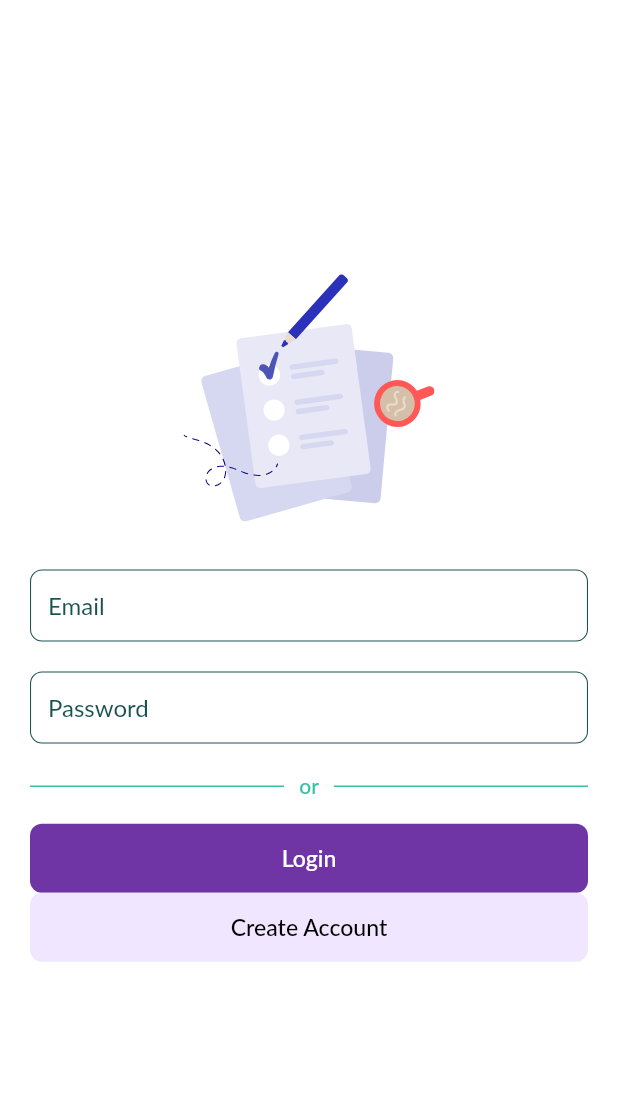
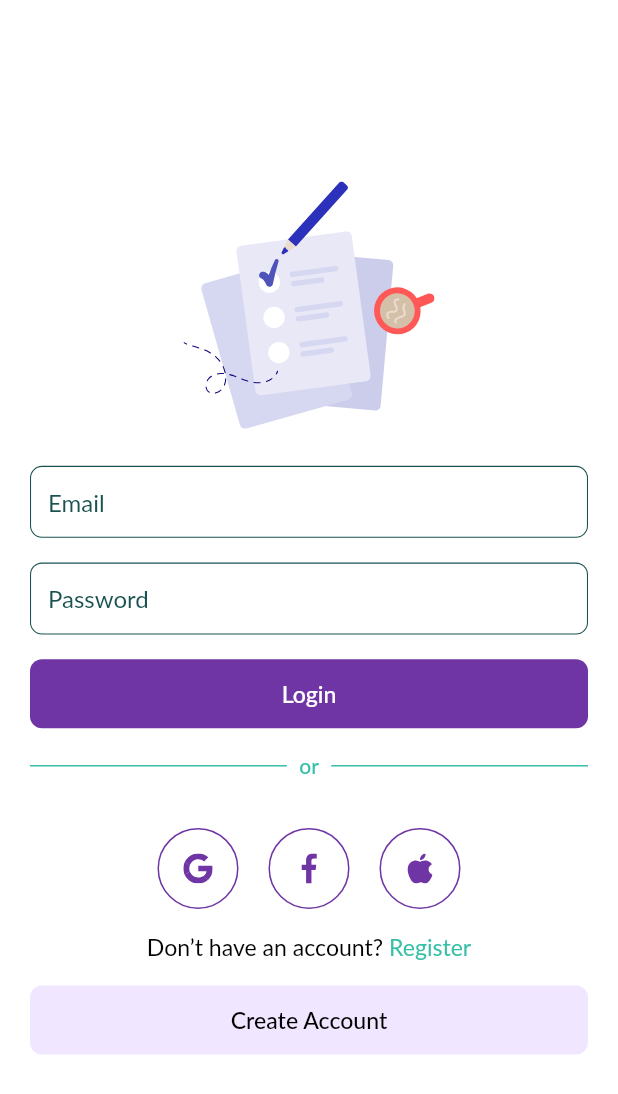
Before and after one commit to renankanu/app_todo, a Flutter app: the screen it shows after launch, on a phone screen of 412 x 824 dp. Shown: the top 1094 px of the screen. Run offline on Flutter 3.47's test engine with Material 2 defaults, Android fonts, the phone set to English and light mode, and no system bars; our stand-ins replace cloud_firestore, firebase_auth, firebase_core, flutter_svg; accounts and stored records are empty; Roboto replaces fonts that are missing (Lato).

```diff
--- a/lib/app/screens/login/login_screen.dart
+++ b/lib/app/screens/login/login_screen.dart
@@ -1,3 +1,5 @@
+import 'package:app_todo/app/screens/login/widget/no_account_text.dart';
+import 'package:app_todo/app/screens/login/widget/social_icon.dart';
 import 'package:app_todo/app/services/auth.dart';
 import 'package:app_todo/app/utils/size_config.dart';
 import 'package:app_todo/app/widgets/rounded_button.dart';
@@ -41,42 +43,17 @@ class _LoginScreenState extends State<LoginScreen> {
                     "assets/images/login.svg",
                     height: size.height * 0.20,
                   ),
-                  const SizedBox(
-                    height: 32,
-                  ),
+                  SizedBox(height: SizeConfig.screenHeight * 0.03),
                   RoundedInputField(
                     key: const ValueKey("username"),
                     hintText: "Email",
                     controller: _emailController,
                     keyboardType: TextInputType.emailAddress,
                   ),
-                  const SizedBox(
-                    height: 20,
-                  ),
+                  SizedBox(height: SizeConfig.screenHeight * 0.02),
                   RoundedPasswordField(
                     key: const ValueKey("password"),
                     controller: _passwordController,
-                  ),
-                  const SizedBox(
-                    height: 20,
-                  ),
-                  Row(
-                    mainAxisAlignment: MainAxisAlignment.center,
-                    children: <Widget>[
-                      const Expanded(
-                        child: Divider(thickness: 1, color: kPuertoRico),
-                      ),
-                      const SizedBox(width: 10),
-                      const Text(
-                        'or',
-                        style: TextStyle(
-                            color: kPuertoRico, fontWeight: FontWeight.w500),
-                      ),
-                      const SizedBox(width: 10),
-                      const Expanded(
-                        child: Divider(thickness: 1, color: kPuertoRico),
-                      ),
-                    ],
                   ),
                   SizedBox(height: SizeConfig.screenHeight * 0.02),
                   RoundedButton(
@@ -100,6 +77,46 @@ class _LoginScreenState extends State<LoginScreen> {
                       }
                     },
                   ),
+                  SizedBox(height: SizeConfig.screenHeight * 0.02),
+                  Row(
+                    mainAxisAlignment: MainAxisAlignment.center,
+                    children: <Widget>[
+                      const Expanded(
+                        child: Divider(thickness: 1, color: kPuertoRico),
+                      ),
+                      SizedBox(width: SizeConfig.screenWidth * 0.02),
+                      const Text(
+                        'or',
+                        style: TextStyle(
+                            color: kPuertoRico, fontWeight: FontWeight.w500),
+                      ),
+                      SizedBox(width: SizeConfig.screenWidth * 0.02),
+                      const Expanded(
+                        child: Divider(thickness: 1, color: kPuertoRico),
+                      ),
+                    ],
+                  ),
+                  SizedBox(height: SizeConfig.screenHeight * 0.04),
+                  Row(
+                    mainAxisAlignment: MainAxisAlignment.center,
+                    children: [
+                      SocalIcon(
+                        iconSrc: "assets/icons/google.svg",
+                        press: () {},
+                      ),
+                      SocalIcon(
+                        iconSrc: "assets/icons/facebook.svg",
+                        press: () {},
+                      ),
+                      SocalIcon(
+                        iconSrc: "assets/icons/apple.svg",
+                        press: () {},
+                      ),
+                    ],
+                  ),
+                  SizedBox(height: SizeConfig.screenHeight * 0.02),
+                  const NoAccountText(),
+                  SizedBox(height: SizeConfig.screenHeight * 0.02),
                   RoundedButton(
                     key: const ValueKey("createAccount"),
                     text: "Create Account",
--- /dev/null
+++ b/lib/app/screens/login/widget/no_account_text.dart
@@ -0,0 +1,37 @@
+import 'package:app_todo/app/screens/register/register_screen.dart';
+import 'package:app_todo/app/utils/size_config.dart';
+import 'package:flutter/material.dart';
+
+import '../../../../constants.dart';
+
+class NoAccountText extends StatelessWidget {
+  const NoAccountText({
+    Key key,
+  }) : super(key: key);
+
+  @override
+  Widget build(BuildContext context) {
+    return Row(
+      mainAxisAlignment: MainAxisAlignment.center,
+      children: [
+        Text(
+          "Don’t have an account? ",
+          style: TextStyle(fontSize: getProportionateScreenWidth(14)),
+        ),
+        GestureDetector(
+          onTap: () {
+            Navigator.push(
+              context,
+              MaterialPageRoute(builder: (context) => const RegisterScreen()),
+            );
+          },
+          child: Text(
+            "Register",
+            style: TextStyle(
+                fontSize: getProportionateScreenWidth(14), color: kPuertoRico),
+          ),
+        ),
+      ],
+    );
+  }
+}
--- a/lib/app/screens/login/widget/social_icon.dart
+++ b/lib/app/screens/login/widget/social_icon.dart
@@ -0,0 +1,37 @@
+import 'package:flutter/material.dart';
+import 'package:flutter_svg/flutter_svg.dart';
+
+import '../../../../constants.dart';
+
+class SocalIcon extends StatelessWidget {
+  final String iconSrc;
+  final void Function() press;
+  const SocalIcon({
+    Key key,
+    this.iconSrc,
+    this.press,
+  }) : super(key: key);
+
+  @override
+  Widget build(BuildContext context) {
+    return GestureDetector(
+      onTap: press,
+      child: Container(
+        margin: const EdgeInsets.symmetric(horizontal: 10),
+        padding: const EdgeInsets.all(16),
+        decoration: BoxDecoration(
+          border: Border.all(
+            color: kPrimaryColor,
+          ),
+          shape: BoxShape.circle,
+        ),
+        child: SvgPicture.asset(
+          iconSrc,
+          color: kPrimaryColor,
+          height: 20,
+          width: 20,
+        ),
+      ),
+    );
+  }
+}
--- /dev/null
+++ b/lib/app/screens/register/register_screen.dart
@@ -0,0 +1,12 @@
+import 'package:flutter/material.dart';
+
+class RegisterScreen extends StatelessWidget {
+  const RegisterScreen({Key key}) : super(key: key);
+
+  @override
+  Widget build(BuildContext context) {
+    return Container(
+      child: Text('999999999'),
+    );
+  }
+}
```
